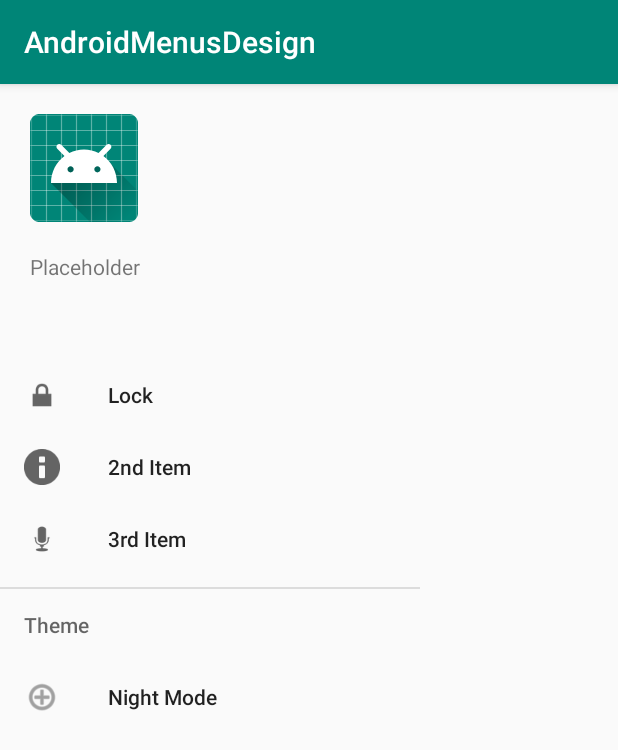
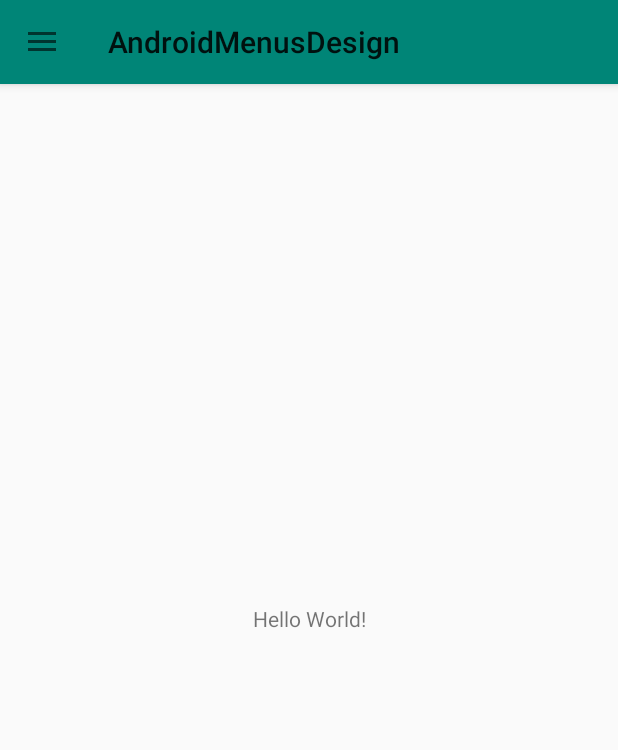
Before and after one commit to bloominstituteoftechnology/AndroidMenusDesign, an Android app: the screen it shows after launch (MainActivity), on a phone screen of 412 x 824 dp. Shown: the top 750 px of the screen. Run offline under Robolectric (Android 15) with nearby library versions, the phone set to English and light mode, and no system bars.

Commit message:
Get navigation drawer to display.

```diff
--- a/app/src/main/java/com/example/androidmenusdesign/MainActivity.java
+++ b/app/src/main/java/com/example/androidmenusdesign/MainActivity.java
@@ -1,18 +1,40 @@
 package com.example.androidmenusdesign;
 
+import android.content.Context;
+import android.support.annotation.NonNull;
 import android.support.design.widget.NavigationView;
 import android.support.v4.widget.DrawerLayout;
 import android.support.v7.app.ActionBarDrawerToggle;
 import android.support.v7.app.AppCompatActivity;
 import android.os.Bundle;
+import android.support.v7.widget.Toolbar;
+import android.view.MenuItem;
 
 public class MainActivity extends AppCompatActivity {
+    Toolbar toolbar;
+    Context context;
 
     @Override
     protected void onCreate(Bundle savedInstanceState) {
         super.onCreate(savedInstanceState);
         setContentView(R.layout.activity_main);
 
+        toolbar = findViewById(R.id.toolbar);
+        setSupportActionBar(toolbar);
+
+        DrawerLayout drawerLayout = findViewById(R.id.drawer_layout);
+        ActionBarDrawerToggle toggle = new ActionBarDrawerToggle(
+                this, drawerLayout, toolbar, R.string.navigation_drawer_open, R.string.navigation_drawer_close);
+        drawerLayout.addDrawerListener(toggle);
+        toggle.syncState();
+
+        NavigationView navigationView = findViewById(R.id.nav_view);
+        navigationView.setNavigationItemSelectedListener(new NavigationView.OnNavigationItemSelectedListener() {
+            @Override
+            public boolean onNavigationItemSelected(@NonNull MenuItem menuItem) {
+                return true;
+            }
+        });
 
     }
 }
--- a/app/src/main/res/layout/activity_main.xml
+++ b/app/src/main/res/layout/activity_main.xml
@@ -1,10 +1,30 @@
 <?xml version="1.0" encoding="utf-8"?>
-<android.support.constraint.ConstraintLayout xmlns:android="http://schemas.android.com/apk/res/android"
+<android.support.v4.widget.DrawerLayout xmlns:android="http://schemas.android.com/apk/res/android"
     xmlns:app="http://schemas.android.com/apk/res-auto"
     xmlns:tools="http://schemas.android.com/tools"
+    android:id="@+id/drawer_layout"
     android:layout_width="match_parent"
     android:layout_height="match_parent"
+    android:fitsSystemWindows="true"
     tools:context=".MainActivity">
+
+    <android.support.constraint.ConstraintLayout
+        android:layout_width="wrap_content"
+        android:layout_height="match_parent">
+
+        <android.support.design.widget.AppBarLayout
+            android:layout_width="match_parent"
+            android:layout_height="wrap_content"
+            android:theme="@style/AppTheme.AppBarOverlay"
+            app:layout_constraintTop_toTopOf="parent">
+
+            <android.support.v7.widget.Toolbar
+                android:id="@+id/toolbar"
+                android:layout_width="match_parent"
+                android:layout_height="?attr/actionBarSize"
+                app:popupTheme="@style/AppTheme.PopupOverlay" />
+
+        </android.support.design.widget.AppBarLayout>
 
         <TextView
             android:layout_width="wrap_content"
@@ -14,18 +34,18 @@
             app:layout_constraintLeft_toLeftOf="parent"
             app:layout_constraintRight_toRightOf="parent"
             app:layout_constraintTop_toTopOf="parent" />
+    </android.support.constraint.ConstraintLayout>
 
 
     <android.support.design.widget.NavigationView
-        app:layout_constraintTop_toTopOf="parent"
-        app:layout_constraintStart_toStartOf="parent"
         android:id="@+id/nav_view"
         android:layout_width="wrap_content"
         android:layout_height="match_parent"
         android:layout_gravity="start"
         android:fitsSystemWindows="true"
         app:headerLayout="@layout/main_activity_navdrawer_header"
+        app:layout_constraintStart_toStartOf="parent"
+        app:layout_constraintTop_toTopOf="parent"
         app:menu="@menu/main_activity_navdrawer_menu" />
 
-
-</android.support.constraint.ConstraintLayout>
+</android.support.v4.widget.DrawerLayout>
--- a/app/src/main/res/values/styles.xml
+++ b/app/src/main/res/values/styles.xml
@@ -1,11 +1,18 @@
 <resources>
 
     <!-- Base application theme. -->
-    <style name="AppTheme" parent="Theme.AppCompat.Light.DarkActionBar">
+    <style name="AppTheme" parent="Theme.AppCompat.Light.NoActionBar">
         <!-- Customize your theme here. -->
         <item name="colorPrimary">@color/colorPrimary</item>
         <item name="colorPrimaryDark">@color/colorPrimaryDark</item>
         <item name="colorAccent">@color/colorAccent</item>
     </style>
 
+    <style name="AppTheme.AppBarOverlay" parent="Theme.AppCompat.Light.NoActionBar">
+        <item name="android:background">@color/colorPrimary</item>
+    </style>
+    <style name="AppTheme.PopupOverlay" parent="Theme.AppCompat.Light">
+        <item name="android:textColor">@color/colorPrimary</item>
+    </style>
+
 </resources>
```
Lines whose indentation alone changed are shown as unchanged.
